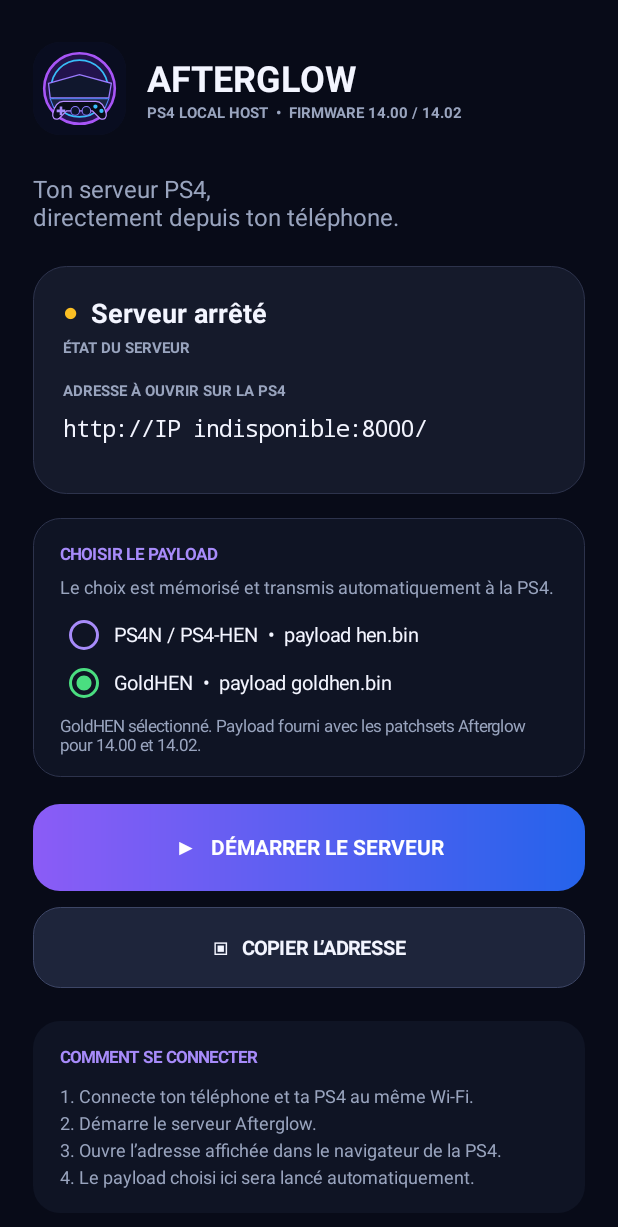
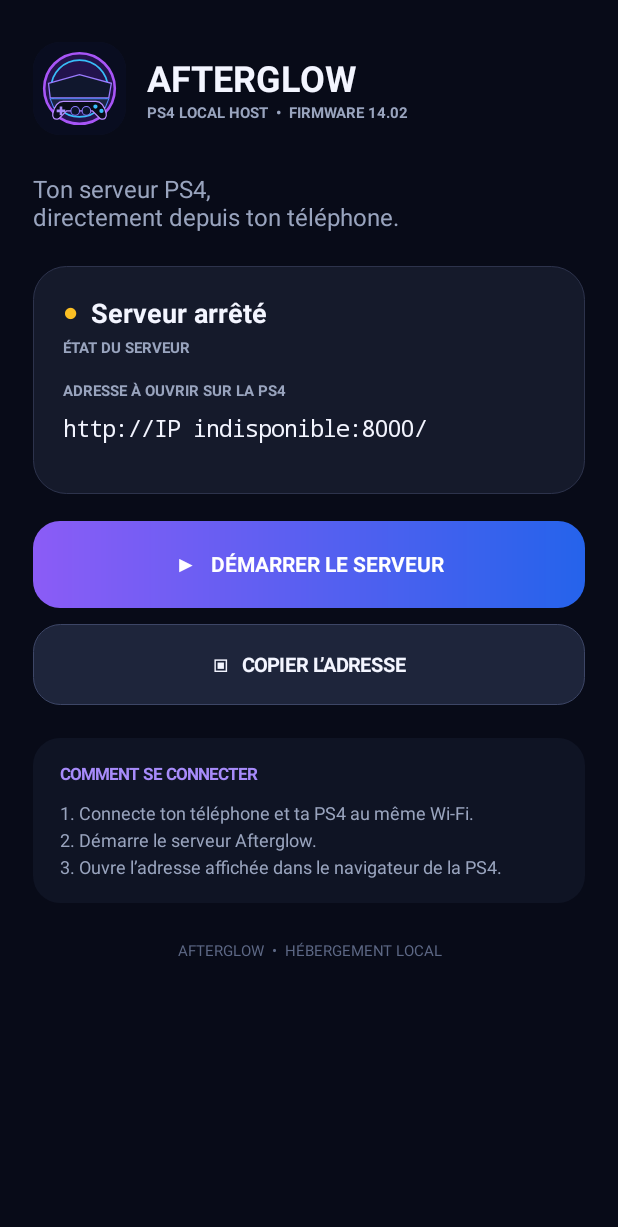
Before and after one commit to alexandramiart-design/ps4, an Android app: the screen it shows after launch (MainActivity), on a phone screen of 412 x 824 dp. Shown: the top 1227 px of the screen. Run offline under Robolectric (Android 15) with nearby library versions, the phone set to English and light mode, and no system bars.

Commit message:
Remove broken payload selector and restore original Afterglow UI

```diff
--- a/Afterglow-overlay/app/src/main/java/fr/local/ps4server/MainActivity.kt
+++ b/Afterglow-overlay/app/src/main/java/fr/local/ps4server/MainActivity.kt
@@ -18,8 +18,6 @@ class MainActivity : Activity() {
     private lateinit var statusDot: TextView
     private lateinit var address: TextView
     private lateinit var toggle: TextView
-    private lateinit var payloadSummary: TextView
-    private val prefs by lazy { getSharedPreferences("afterglow", MODE_PRIVATE) }
     private var requestedRunning = false
     private val port = ServerService.PORT
     private val bg = Color.rgb(8,11,24)
@@ -72,7 +70,7 @@ class MainActivity : Activity() {
             orientation=LinearLayout.VERTICAL
             setPadding(dp(14),0,0,0)
             addView(label("AFTERGLOW",24f,white,true))
-            addView(label("PS4 LOCAL HOST  •  FIRMWARE 14.00 / 14.02",10f,muted,true))
+            addView(label("PS4 LOCAL HOST  •  FIRMWARE 14.02",10f,muted,true))
         }
         brand.addView(brandText)
         root.addView(brand)
@@ -99,47 +97,6 @@ class MainActivity : Activity() {
         }
         card.addView(address)
         root.addView(card)
-
-        val pickCard=LinearLayout(this).apply {
-            orientation=LinearLayout.VERTICAL
-            setPadding(dp(18),dp(16),dp(18),dp(14))
-            background=rounded(Color.rgb(15,20,36),18f,Color.rgb(45,51,76))
-        }
-        pickCard.addView(label("CHOISIR LE PAYLOAD",11f,purple,true))
-        pickCard.addView(label("Le choix est mémorisé et transmis automatiquement à la PS4.",12f,muted).apply {
-            setPadding(0,dp(6),0,dp(8))
-        })
-        val group=RadioGroup(this).apply { orientation=RadioGroup.VERTICAL }
-        val hen=RadioButton(this).apply {
-            id=1001
-            text="PS4N / PS4-HEN  •  payload hen.bin"
-            textSize=13f
-            setTextColor(white)
-            buttonTintList=android.content.res.ColorStateList.valueOf(purple)
-            setPadding(dp(4),dp(5),0,dp(5))
-        }
-        val gold=RadioButton(this).apply {
-            id=1002
-            text="GoldHEN  •  payload goldhen.bin"
-            textSize=13f
-            setTextColor(white)
-            buttonTintList=android.content.res.ColorStateList.valueOf(green)
-            setPadding(dp(4),dp(5),0,dp(5))
-        }
-        group.addView(hen)
-        group.addView(gold)
-        group.check(if(selectedPayload()=="hen") hen.id else gold.id)
-        group.setOnCheckedChangeListener { _, checkedId ->
-            val mode=if(checkedId==hen.id) "hen" else "goldhen"
-            prefs.edit().putString("payload_mode",mode).apply()
-            updatePayloadSummary()
-            Toast.makeText(this,if(mode=="hen") "PS4-HEN sélectionné" else "GoldHEN sélectionné",Toast.LENGTH_SHORT).show()
-        }
-        pickCard.addView(group)
-        payloadSummary=label("",11f,muted).apply { setPadding(0,dp(5),0,0) }
-        pickCard.addView(payloadSummary)
-        root.addView(pickCard,LinearLayout.LayoutParams(-1,-2).apply { topMargin=dp(16) })
-        updatePayloadSummary()
 
         toggle=label("▶   DÉMARRER LE SERVEUR",14f,Color.WHITE,true).apply {
             gravity=Gravity.CENTER
@@ -169,7 +126,7 @@ class MainActivity : Activity() {
         }
         info.addView(label("COMMENT SE CONNECTER",11f,purple,true))
         info.addView(label(
-            "1. Connecte ton téléphone et ta PS4 au même Wi-Fi.\n2. Démarre le serveur Afterglow.\n3. Ouvre l’adresse affichée dans le navigateur de la PS4.\n4. Le payload choisi ici sera lancé automatiquement.",
+            "1. Connecte ton téléphone et ta PS4 au même Wi-Fi.\n2. Démarre le serveur Afterglow.\n3. Ouvre l’adresse affichée dans le navigateur de la PS4.",
             12f,muted
         ).apply { setLineSpacing(dp(4).toFloat(),1f); setPadding(0,dp(10),0,0) })
         root.addView(info,LinearLayout.LayoutParams(-1,-2).apply { topMargin=dp(22) })
@@ -178,17 +135,6 @@ class MainActivity : Activity() {
             setPadding(0,dp(25),0,0)
         })
         setContentView(scroll)
-    }
-
-    private fun selectedPayload():String =
-        if(prefs.getString("payload_mode","goldhen")=="hen") "hen" else "goldhen"
-
-    private fun updatePayloadSummary() {
-        if(!::payloadSummary.isInitialized) return
-        payloadSummary.text=if(selectedPayload()=="hen")
-            "PS4-HEN sélectionné. Le fichier fourni est corrigé pour le firmware 14.00."
-        else
-            "GoldHEN sélectionné. Payload fourni avec les patchsets Afterglow pour 14.00 et 14.02."
     }
 
     private fun toggleServer() {
```
